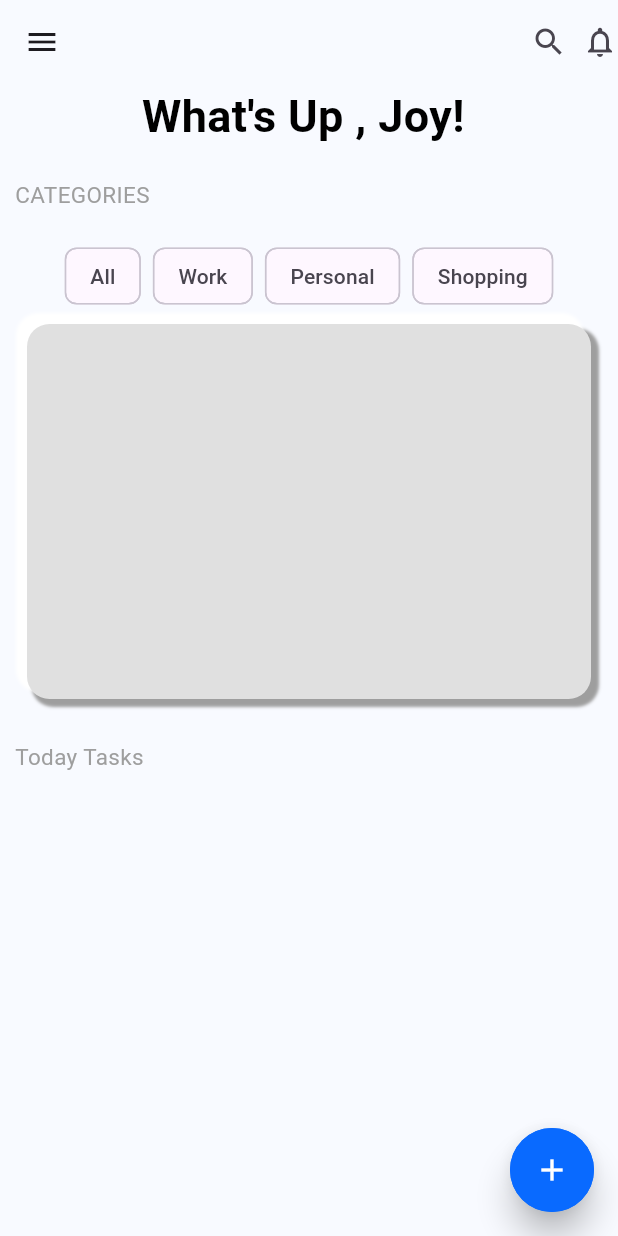
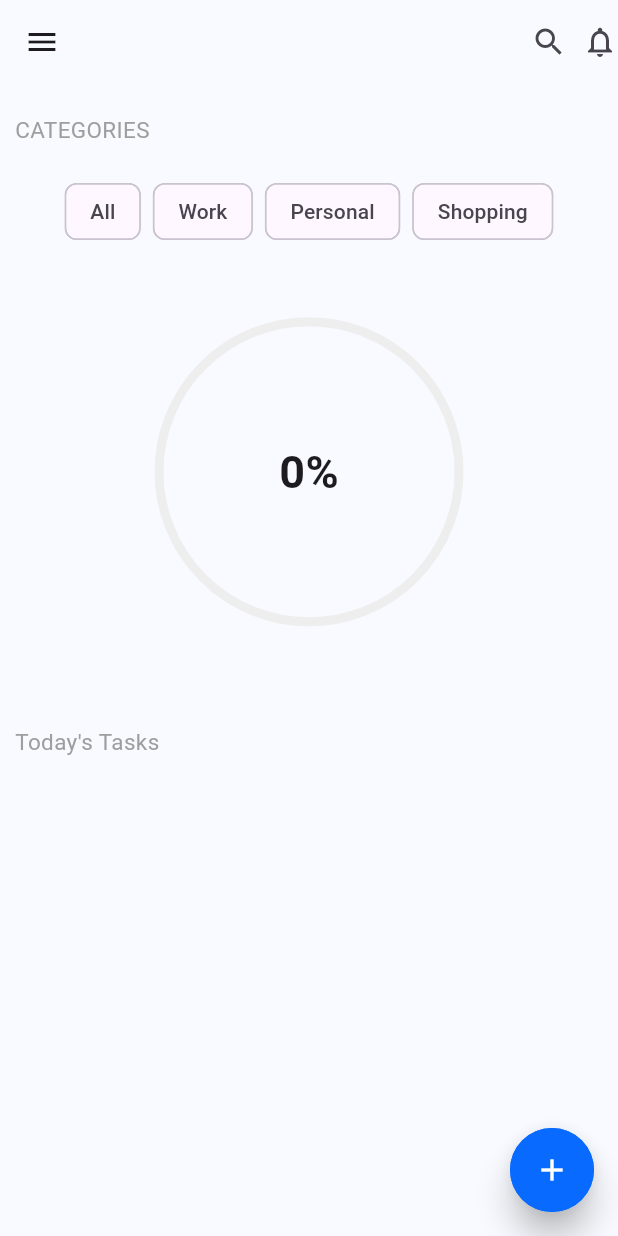
Before and after one commit to STARLIGHT017ME/api_calls_test1, a Flutter app: the screen it shows after launch, on a phone screen of 412 x 824 dp. Run offline on Flutter 3.47's test engine with Material 3 defaults, Android fonts, the phone set to English and light mode, and no system bars.

```diff
--- a/lib/Homepage.dart
+++ b/lib/Homepage.dart
@@ -1,6 +1,6 @@
 import 'package:api_calls_test1/Addnewtask.dart';
 import 'package:api_calls_test1/EditTask.dart';
-import 'package:api_calls_test1/neumorphism.dart';
+import 'package:api_calls_test1/circularprogress.dart';
 import 'package:flutter/foundation.dart';
 import 'package:flutter/material.dart';
 
@@ -21,9 +21,12 @@ class _HomepageState extends State<Homepage>
 
   List<String> categories = ["All", 'Work', 'Personal', 'Shopping'];
   String selectedcategory = "All";
+  double progress = 0.0;
   @override
   void initState() {
     super.initState();
+    controller =
+        AnimationController(vsync: this, duration: const Duration(seconds: 1));
   }
 
   /* ADD NEW TASK TO THE HOME PAGE */
@@ -36,6 +39,7 @@ class _HomepageState extends State<Homepage>
         'enddate': enddate,
         'category': category
       });
+      _updatedprogress();
     });
   }
 
@@ -51,6 +55,8 @@ class _HomepageState extends State<Homepage>
     Map<String, dynamic> deletedTask = tasks[index];
     setState(() {
       tasks.removeAt(index);
+      selectedTaskIndex.remove(index);
+      _updatedprogress();
     });
 
     /* AFTER TASK IS DELETED
@@ -63,11 +69,20 @@ class _HomepageState extends State<Homepage>
           onPressed: () {
             setState(() {
               tasks.insert(index, deletedTask);
+              _updatedprogress();
             });
           },
         ),
       ),
     );
+  }
+
+  void _updatedprogress() {
+    setState(() {
+      progress =
+          tasks.isNotEmpty ? selectedTaskIndex.length / tasks.length : 0.0;
+      controller.forward(from: 0.0);
+    });
   }
 
   List<Map<String, dynamic>> _filteredTask() {
@@ -78,9 +93,6 @@ class _HomepageState extends State<Homepage>
           .where((task) => task['category'] == selectedcategory)
           .toList();
     }
-    /*  return tasks
-          .where((task) => task["category"] == selectedcategory)
-          .toList(); */
   }
 
   @override
@@ -186,15 +198,6 @@ class _HomepageState extends State<Homepage>
       body: Column(
         children: [
           /* BODY HEADER */
-          const Center(
-            child: Text(
-              "What's Up , Joy! ",
-              style: TextStyle(
-                  color: Colors.black,
-                  fontSize: 30,
-                  fontWeight: FontWeight.bold),
-            ),
-          ),
 
           /*  categories of tasks */
           const Padding(
@@ -233,12 +236,10 @@ class _HomepageState extends State<Homepage>
               }).toList(),
             ),
           ),
-          const Padding(
-            padding: EdgeInsets.only(left: 10.0, right: 10),
-            child: Neumorphism(
-              width: double.infinity,
-              text: '',
-              height: 250,
+          Expanded(
+            child: Circularprogress(
+              progress: progress,
+              color: Colors.green,
             ),
           ),
 
@@ -253,7 +254,7 @@ class _HomepageState extends State<Homepage>
               child: Padding(
                 padding: EdgeInsets.only(left: 10.0),
                 child: Text(
-                  "Today Tasks",
+                  "Today's Tasks",
                   style: TextStyle(
                     color: Colors.grey,
                     fontSize: 15,
@@ -303,6 +304,7 @@ class _HomepageState extends State<Homepage>
                                 } else {
                                   selectedTaskIndex.remove(index);
                                 }
+                                _updatedprogress();
                               },
                             );
                           },
@@ -327,7 +329,6 @@ class _HomepageState extends State<Homepage>
                                 "Start Date: ${filtedtask[index]['startdate'] != null ? filtedtask[index]['startdate'].toString().split(" ")[0] : "N/A"}\t"),
                             Text(
                                 "end Date:${filtedtask[index]['enddate'] != null ? filtedtask[index]['enddate'].toString().split(" ")[0] : "N/A"}"),
-                            Text(" Category: ${filtedtask[index]['category']}"),
                           ],
                         ),
                         onLongPress: () {
--- /dev/null
+++ b/lib/circularprogress.dart
@@ -0,0 +1,68 @@
+import 'package:flutter/material.dart';
+
+class Circularprogress extends StatefulWidget {
+  final double progress;
+  final Color color;
+  const Circularprogress(
+      {super.key, required this.progress, required this.color});
+
+  @override
+  State<Circularprogress> createState() => _CircularprogressState();
+}
+
+class _CircularprogressState extends State<Circularprogress>
+    with SingleTickerProviderStateMixin {
+  late AnimationController controller;
+  late Animation<double> animation;
+
+  @override
+  void initState() {
+    super.initState();
+
+    controller =
+        AnimationController(vsync: this, duration: const Duration(seconds: 1));
+
+    animation = Tween(begin: 0.0, end: widget.progress).animate(controller);
+    controller.forward(from: 0.0);
+  }
+
+  @override
+  void didUpdateWidget(Circularprogress oldWidget) {
+    super.didUpdateWidget(oldWidget);
+    if (oldWidget.progress != widget.progress) {
+      animation = Tween(begin: oldWidget.progress, end: widget.progress)
+          .animate(controller);
+      controller.forward(from: 0.0);
+    }
+  }
+
+  @override
+  Widget build(BuildContext context) {
+    return AnimatedBuilder(
+        animation: animation,
+        builder: (context, child) {
+          return Stack(
+            alignment: Alignment.center,
+            children: [
+              SizedBox(
+                height: 200,
+                width: 200,
+                child: CircularProgressIndicator(
+                  backgroundColor: Colors.grey[200],
+                  strokeWidth: 6.0,
+                  value: animation.value,
+                  color: widget.color,
+                ),
+              ),
+              Text(
+                "${(animation.value * 100).toInt()}%",
+                style: const TextStyle(
+                  fontSize: 30,
+                  fontWeight: FontWeight.bold,
+                ),
+              )
+            ],
+          );
+        });
+  }
+}
--- a/lib/main.dart
+++ b/lib/main.dart
@@ -2,7 +2,7 @@ import 'package:api_calls_test1/Homepage.dart';
 import 'package:flutter/material.dart';
 
 void main() {
-  runApp(MyApp());
+  runApp(const MyApp());
 }
 
 class MyApp extends StatelessWidget {
```
